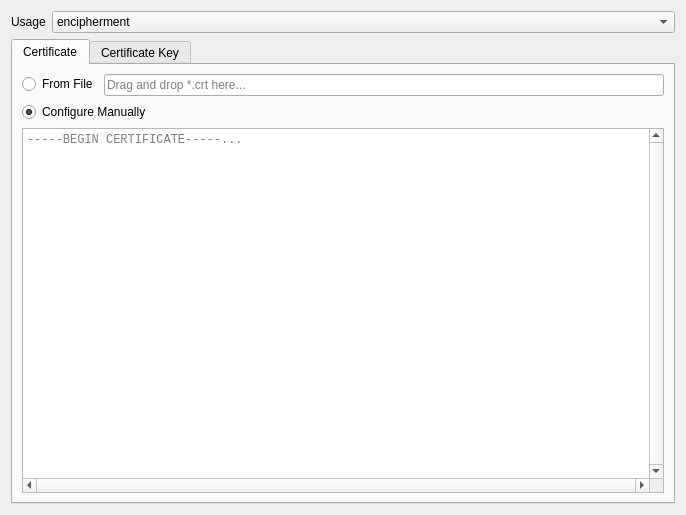
Old version of the form src/ui/widgets/widgets/CertificateItemWidget.ui in the repository Qv2ray/Qv2ray.
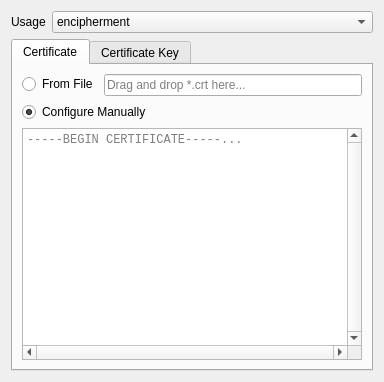
New version of the form.

Commit message: add: added OpenCertificateEditor dummy button

```diff
--- a/src/ui/widgets/widgets/CertificateItemWidget.ui
+++ b/src/ui/widgets/widgets/CertificateItemWidget.ui
@@ -6,8 +6,8 @@
    <rect>
     <x>0</x>
     <y>0</y>
-    <width>686</width>
-    <height>515</height>
+    <width>384</width>
+    <height>382</height>
    </rect>
   </property>
   <property name="windowTitle">
```
The commit also changes 5 other files.
